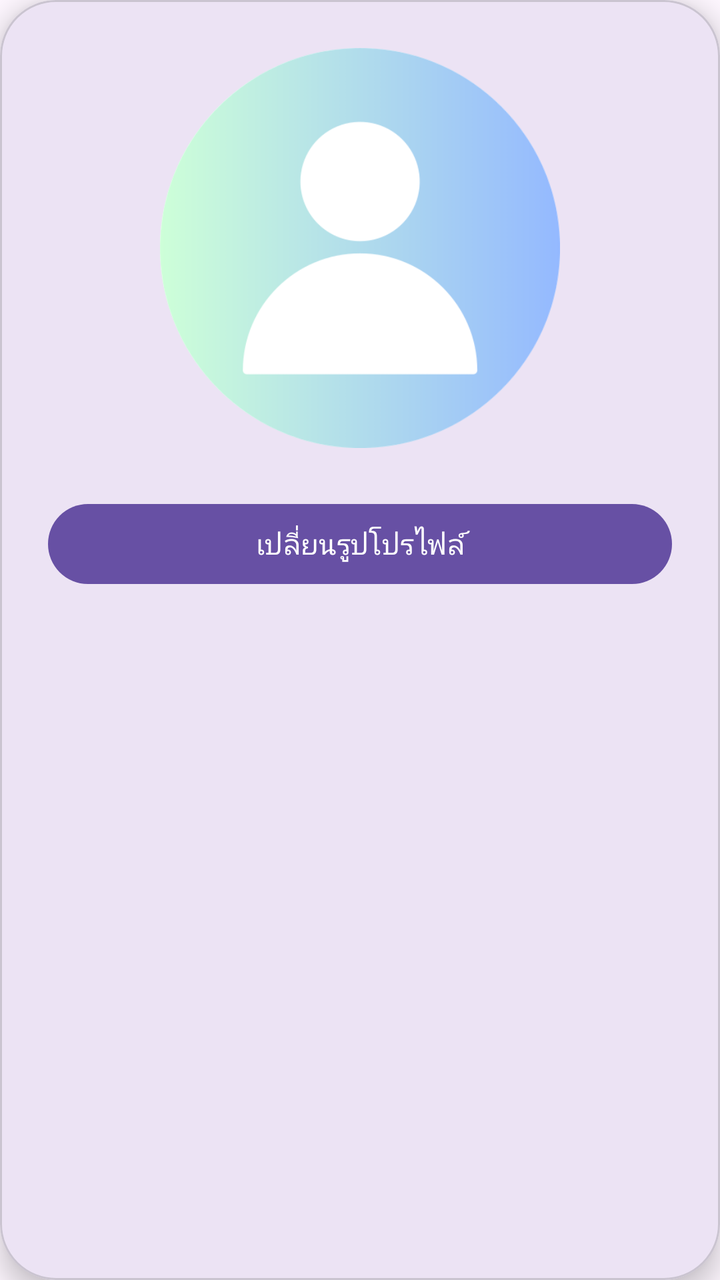
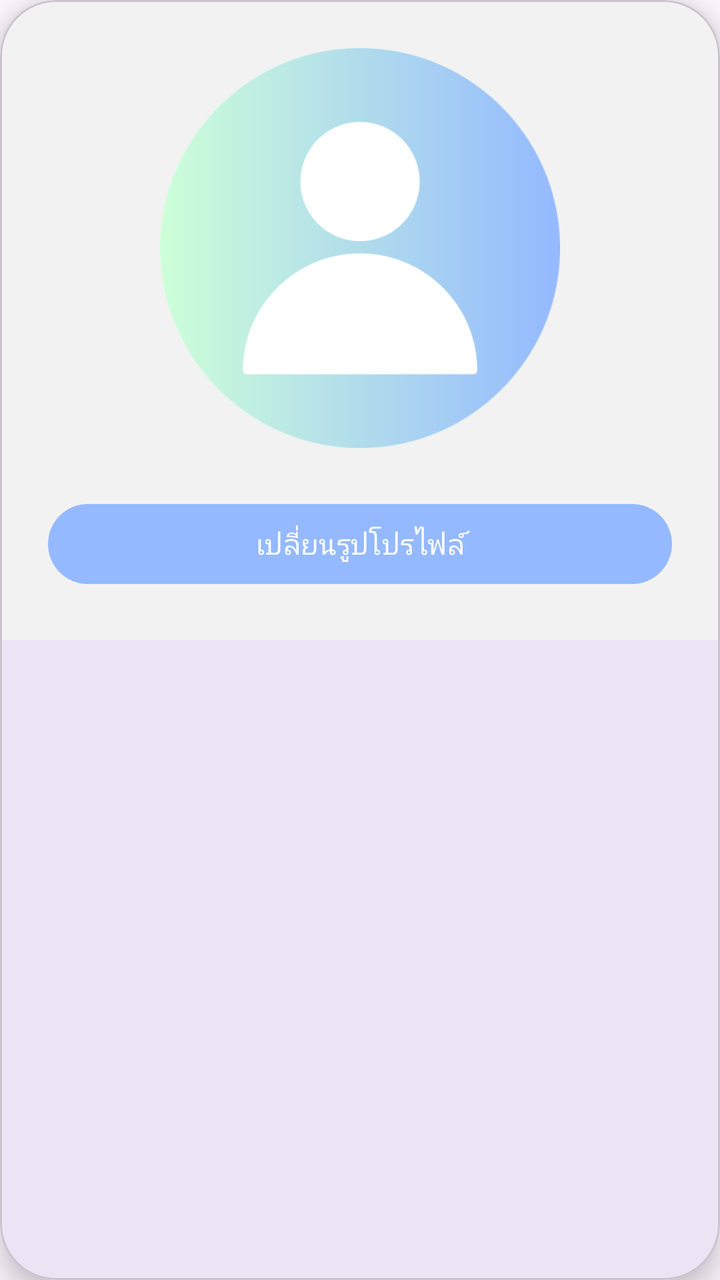

The first picture is an Android layout as it rendered before a commit; the second is the same layout after the commit. The layout source and the unified diff follow.
<!-- AndroidManifest.xml: application theme Theme.Project -->
<!-- res/layout/dialog_profile_image.xml -->
<?xml version="1.0" encoding="utf-8"?>
<com.google.android.material.card.MaterialCardView xmlns:android="http://schemas.android.com/apk/res/android"
    android:layout_width="match_parent"
    android:layout_height="wrap_content"
    xmlns:app="http://schemas.android.com/apk/res-auto"
    android:layout_margin="24dp"
    app:cardCornerRadius="28dp"
    app:cardElevation="8dp"
    android:padding="24dp">

    <LinearLayout
        android:layout_width="match_parent"
        android:layout_height="wrap_content"
        android:orientation="vertical"
        android:gravity="center"
        android:padding="24dp">

        <ImageView
            android:id="@+id/imgPreview"
            android:layout_width="200dp"
            android:layout_height="200dp"
            android:scaleType="centerCrop"
            android:background="@drawable/bg_circle"
            android:src="@drawable/profile"/>

        <com.google.android.material.button.MaterialButton
            android:id="@+id/btnChangeImage"
            android:layout_width="match_parent"
            android:layout_height="48dp"
            android:layout_marginTop="24dp"
            android:text="เปลี่ยนรูปโปรไฟล์"
            app:cornerRadius="20dp"/>

    </LinearLayout>

</com.google.android.material.card.MaterialCardView>
<!-- resources referenced by this layout -->
<resources>
  <!-- drawable bg_circle (drawable) -->
  <?xml version="1.0" encoding="utf-8"?>
  <shape xmlns:android="http://schemas.android.com/apk/res/android">
  
      <solid android:color="#FFFFFF"/>
  
      
      <corners android:radius="900dp"/>
  
  </shape>
  <!-- drawable profile: png bitmap (drawable, 22882 bytes) -->
  <style name="Theme.Project" parent="Base.Theme.Project" />
  <style name="Base.Theme.Project" parent="Theme.Material3.DayNight.NoActionBar">
          
          
      </style>
</resources>

<!-- the commit's change to res/layout/dialog_profile_image.xml (unified diff, before → after) -->
@@ -13,7 +13,8 @@
         android:layout_height="wrap_content"
         android:orientation="vertical"
         android:gravity="center"
-        android:padding="24dp">
+        android:padding="24dp"
+        android:background="#f2f2f2">
 
         <ImageView
             android:id="@+id/imgPreview"
@@ -29,7 +30,8 @@
             android:layout_height="48dp"
             android:layout_marginTop="24dp"
             android:text="เปลี่ยนรูปโปรไฟล์"
-            app:cornerRadius="20dp"/>
+            app:cornerRadius="20dp"
+            app:backgroundTint="#94b9ff"/>
 
     </LinearLayout>
 
